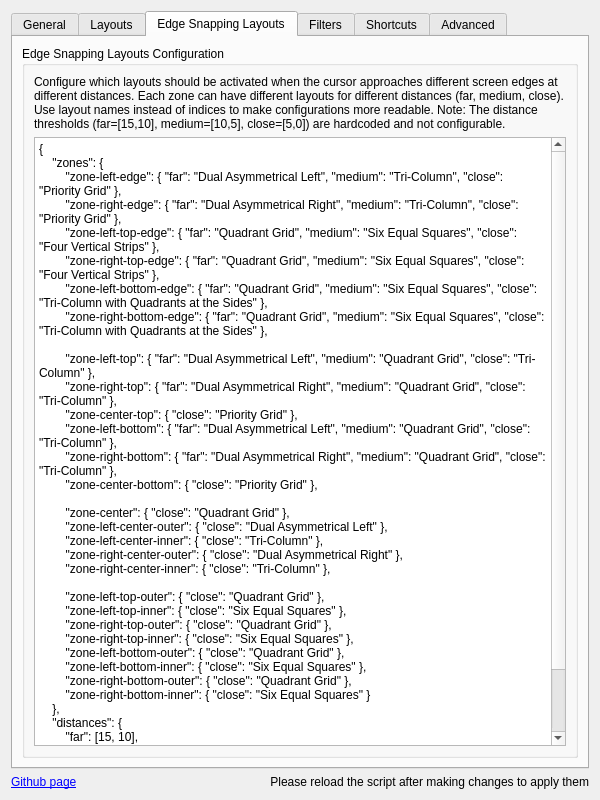
This is src/contents/ui/config.ui in Cristiandobrinin/kzones as Qt 5 draws it before an edit. The edited form follows.
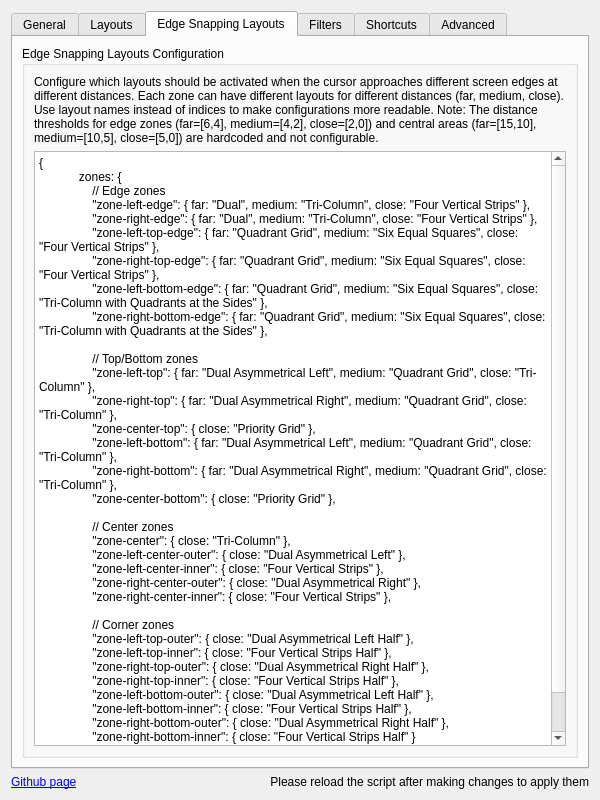
This is the edited form. The open tabs and pages were chosen to show the change. Icons and pictures are not drawn.

Commit message:
Remove deprecated files and update layout configurations
- Deleted obsolete script and configuration files related to KZones
- Updated layout definitions in the main configuration to reflect new zone structures
- Enhanced edge snapping configurations with improved zone mappings and layout names
- Cleaned up UI components and configuration files for better maintainability

```diff
--- a/src/contents/ui/config.ui
+++ b/src/contents/ui/config.ui
@@ -787,7 +787,7 @@
           <item>
            <widget class="QLabel" name="label_edgeSnappingLayoutsExplanation">
             <property name="text">
-             <string>Configure which layouts should be activated when the cursor approaches different screen edges at different distances. Each zone can have different layouts for different distances (far, medium, close). Use layout names instead of indices to make configurations more readable. Note: The distance thresholds (far=[15,10], medium=[10,5], close=[5,0]) are hardcoded and not configurable.</string>
+             <string>Configure which layouts should be activated when the cursor approaches different screen edges at different distances. Each zone can have different layouts for different distances (far, medium, close). Use layout names instead of indices to make configurations more readable. Note: The distance thresholds for edge zones (far=[6,4], medium=[4,2], close=[2,0]) and central areas (far=[15,10], medium=[10,5], close=[5,0]) are hardcoded and not configurable.</string>
             </property>
             <property name="wordWrap">
              <bool>true</bool>
@@ -798,42 +798,41 @@
            <widget class="QPlainTextEdit" name="kcfg_edgeSnappingLayoutsJson">
             <property name="plainText">
              <string>{
-    "zones": {
-        "zone-left-edge": { "far": "Dual Asymmetrical Left", "medium": "Tri-Column", "close": "Priority Grid" },
-        "zone-right-edge": { "far": "Dual Asymmetrical Right", "medium": "Tri-Column", "close": "Priority Grid" },
-        "zone-left-top-edge": { "far": "Quadrant Grid", "medium": "Six Equal Squares", "close": "Four Vertical Strips" },
-        "zone-right-top-edge": { "far": "Quadrant Grid", "medium": "Six Equal Squares", "close": "Four Vertical Strips" },
-        "zone-left-bottom-edge": { "far": "Quadrant Grid", "medium": "Six Equal Squares", "close": "Tri-Column with Quadrants at the Sides" },
-        "zone-right-bottom-edge": { "far": "Quadrant Grid", "medium": "Six Equal Squares", "close": "Tri-Column with Quadrants at the Sides" },
-        
-        "zone-left-top": { "far": "Dual Asymmetrical Left", "medium": "Quadrant Grid", "close": "Tri-Column" },
-        "zone-right-top": { "far": "Dual Asymmetrical Right", "medium": "Quadrant Grid", "close": "Tri-Column" },
-        "zone-center-top": { "close": "Priority Grid" },
-        "zone-left-bottom": { "far": "Dual Asymmetrical Left", "medium": "Quadrant Grid", "close": "Tri-Column" },
-        "zone-right-bottom": { "far": "Dual Asymmetrical Right", "medium": "Quadrant Grid", "close": "Tri-Column" },
-        "zone-center-bottom": { "close": "Priority Grid" },
-        
-        "zone-center": { "close": "Quadrant Grid" },
-        "zone-left-center-outer": { "close": "Dual Asymmetrical Left" },
-        "zone-left-center-inner": { "close": "Tri-Column" },
-        "zone-right-center-outer": { "close": "Dual Asymmetrical Right" },
-        "zone-right-center-inner": { "close": "Tri-Column" },
-        
-        "zone-left-top-outer": { "close": "Quadrant Grid" },
-        "zone-left-top-inner": { "close": "Six Equal Squares" },
-        "zone-right-top-outer": { "close": "Quadrant Grid" },
-        "zone-right-top-inner": { "close": "Six Equal Squares" },
-        "zone-left-bottom-outer": { "close": "Quadrant Grid" },
-        "zone-left-bottom-inner": { "close": "Six Equal Squares" },
-        "zone-right-bottom-outer": { "close": "Quadrant Grid" },
-        "zone-right-bottom-inner": { "close": "Six Equal Squares" }
-    },
-    "distances": {
-        "far": [15, 10],
-        "medium": [10, 5],
-        "close": [5, 0]
-    }
-}</string>
+            zones: {
+                // Edge zones
+                "zone-left-edge": { far: "Dual", medium: "Tri-Column", close: "Four Vertical Strips" },
+                "zone-right-edge": { far: "Dual", medium: "Tri-Column", close: "Four Vertical Strips" },
+                "zone-left-top-edge": { far: "Quadrant Grid", medium: "Six Equal Squares", close: "Four Vertical Strips" },
+                "zone-right-top-edge": { far: "Quadrant Grid", medium: "Six Equal Squares", close: "Four Vertical Strips" },
+                "zone-left-bottom-edge": { far: "Quadrant Grid", medium: "Six Equal Squares", close: "Tri-Column with Quadrants at the Sides" },
+                "zone-right-bottom-edge": { far: "Quadrant Grid", medium: "Six Equal Squares", close: "Tri-Column with Quadrants at the Sides" },
+                
+                // Top/Bottom zones
+                "zone-left-top": { far: "Dual Asymmetrical Left", medium: "Quadrant Grid", close: "Tri-Column" },
+                "zone-right-top": { far: "Dual Asymmetrical Right", medium: "Quadrant Grid", close: "Tri-Column" },
+                "zone-center-top": { close: "Priority Grid" },
+                "zone-left-bottom": { far: "Dual Asymmetrical Left", medium: "Quadrant Grid", close: "Tri-Column" },
+                "zone-right-bottom": { far: "Dual Asymmetrical Right", medium: "Quadrant Grid", close: "Tri-Column" },
+                "zone-center-bottom": { close: "Priority Grid" },
+                
+                // Center zones
+                "zone-center": { close: "Tri-Column" },
+                "zone-left-center-outer": { close: "Dual Asymmetrical Left" },
+                "zone-left-center-inner": { close: "Four Vertical Strips" },
+                "zone-right-center-outer": { close: "Dual Asymmetrical Right" },
+                "zone-right-center-inner": { close: "Four Vertical Strips" },
+                
+                // Corner zones
+                "zone-left-top-outer": { close: "Dual Asymmetrical Left Half" },
+                "zone-left-top-inner": { close: "Four Vertical Strips Half" },
+                "zone-right-top-outer": { close: "Dual Asymmetrical Right Half" },
+                "zone-right-top-inner": { close: "Four Vertical Strips Half" },
+                "zone-left-bottom-outer": { close: "Dual Asymmetrical Left Half" },
+                "zone-left-bottom-inner": { close: "Four Vertical Strips Half" },
+                "zone-right-bottom-outer": { close: "Dual Asymmetrical Right Half" },
+                "zone-right-bottom-inner": { close: "Four Vertical Strips Half" }
+            }
+            }</string>
             </property>
            </widget>
           </item>
```
Left out of the diff: 456 changed lines with no effect on the pictures. The commit also changes 24 other files.
